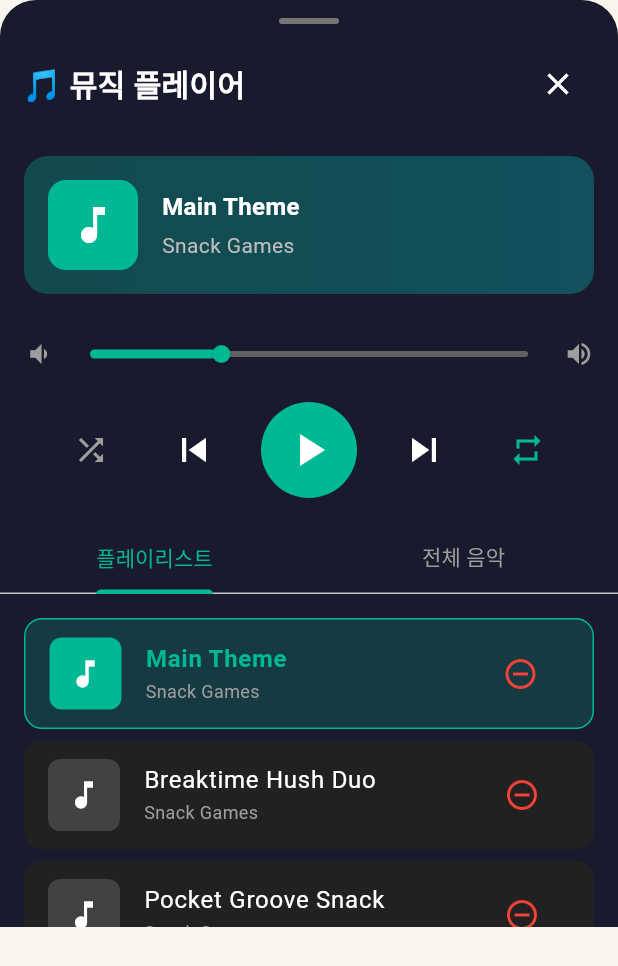
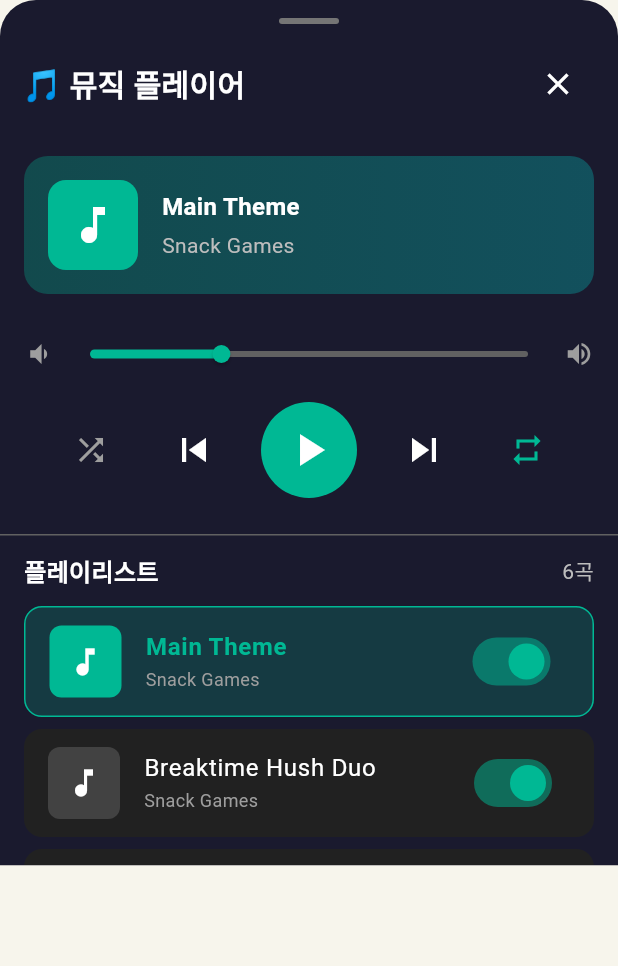
Before and after one commit to khy1121/snackGames, a Flutter app: the MusicPlayerPopup widget shown alone on an empty page, opened directly, on a phone screen of 412 x 824 dp. Shown: the top 966 px of the screen. Run offline on Flutter 3.47's test engine with Material 3 defaults, Android fonts, the phone set to English and light mode, and no system bars; our stand-ins replace audioplayers, shared_preferences, vibration; missing offline and left inert: dart:html, dart:js; accounts and stored records are empty; Roboto replaces fonts that are missing (Pretendard).

Commit message:
fix: 음악 플레이어 UI 개선 및 재생 문제 수정 (v2.5.2)
- 플레이리스트 토글 스위치 방식으로 변경
- WebAudioService 단순화 (isMusicEnabled 체크 제거)
- 디버그 로그 추가
- 탭 UI 제거하고 단일 리스트로 변경

```diff
--- a/lib/services/web_audio_stub.dart
+++ b/lib/services/web_audio_stub.dart
@@ -5,17 +5,14 @@ class WebAudioService {
   WebAudioService._internal();
 
   Future<void> initialize() async {}
-  Future<void> onUserInteraction() async {}
   Future<void> changeTrack(String fileName) async {}
   Future<void> play() async {}
   Future<void> pause() async {}
   Future<void> resume() async {}
   Future<void> stop() async {}
-  Future<void> toggleMusic() async {}
   Future<void> setVolume(double volume) async {}
   void setOnTrackEnded(void Function() callback) {}
   void setLoopMode(bool loop) {}
-  bool get isMusicEnabled => false;
   double get volume => 0.3;
   bool get isPlaying => false;
   String get currentTrackPath => '';
--- a/lib/widgets/music_player_popup.dart
+++ b/lib/widgets/music_player_popup.dart
@@ -1,7 +1,7 @@
 import 'package:flutter/material.dart';
 import '../services/music_player_service.dart';
 
-/// 멜론/플로 스타일 음악 플레이어 팝업
+/// 심플한 음악 플레이어 팝업 (토글 스위치 방식)
 class MusicPlayerPopup extends StatefulWidget {
   const MusicPlayerPopup({super.key});
 
@@ -9,20 +9,17 @@ class MusicPlayerPopup extends StatefulWidget {
   State<MusicPlayerPopup> createState() => _MusicPlayerPopupState();
 }
 
-class _MusicPlayerPopupState extends State<MusicPlayerPopup> with SingleTickerProviderStateMixin {
-  late TabController _tabController;
+class _MusicPlayerPopupState extends State<MusicPlayerPopup> {
   final MusicPlayerService _playerService = MusicPlayerService();
 
   @override
   void initState() {
     super.initState();
-    _tabController = TabController(length: 2, vsync: this);
     _playerService.addListener(_onPlayerChanged);
   }
 
   @override
   void dispose() {
-    _tabController.dispose();
     _playerService.removeListener(_onPlayerChanged);
     super.dispose();
   }
@@ -34,7 +31,7 @@ class _MusicPlayerPopupState extends State<MusicPlayerPopup> with SingleTickerPr
   @override
   Widget build(BuildContext context) {
     return Container(
-      height: MediaQuery.of(context).size.height * 0.75,
+      height: MediaQuery.of(context).size.height * 0.7,
       decoration: const BoxDecoration(
         color: Color(0xFF1A1A2E),
         borderRadius: BorderRadius.vertical(top: Radius.circular(24)),
@@ -80,28 +77,52 @@ class _MusicPlayerPopupState extends State<MusicPlayerPopup> with SingleTickerPr
           // 플레이어 컨트롤
           _buildPlayerControls(),
 
-          const SizedBox(height: 8),
+          const SizedBox(height: 16),
 
-          // 탭 바
-          TabBar(
-            controller: _tabController,
-            indicatorColor: const Color(0xFF00B894),
-            labelColor: const Color(0xFF00B894),
-            unselectedLabelColor: Colors.grey,
-            tabs: const [
-              Tab(text: '플레이리스트'),
-              Tab(text: '전체 음악'),
-            ],
+          // 구분선
+          Divider(color: Colors.grey[700], height: 1),
+
+          // 플레이리스트 헤더
+          Padding(
+            padding: const EdgeInsets.symmetric(horizontal: 16, vertical: 12),
+            child: Row(
+              mainAxisAlignment: MainAxisAlignment.spaceBetween,
+              children: [
+                const Text(
+                  '플레이리스트',
+                  style: TextStyle(
+                    color: Colors.white,
+                    fontSize: 16,
+                    fontWeight: FontWeight.bold,
+                  ),
+                ),
+                Text(
+                  '${_playerService.playlist.length}곡',
+                  style: TextStyle(
+                    color: Colors.grey[400],
+                    fontSize: 14,
+                  ),
+                ),
+              ],
+            ),
           ),
 
-          // 탭 내용
+          // 트랙 리스트 (토글 스위치 방식)
           Expanded(
-            child: TabBarView(
-              controller: _tabController,
-              children: [
-                _buildPlaylistTab(),
-                _buildAllTracksTab(),
-              ],
+            child: ListView.builder(
+              padding: const EdgeInsets.symmetric(horizontal: 16),
+              itemCount: MusicPlayerService.availableTracks.length,
+              itemBuilder: (context, index) {
+                final track = MusicPlayerService.availableTracks[index];
+                final isInPlaylist = _playerService.isInPlaylist(track);
+                final isCurrentTrack = _playerService.currentTrack?.id == track.id;
+
+                return _buildTrackTile(
+                  track: track,
+                  isInPlaylist: isInPlaylist,
+                  isCurrentTrack: isCurrentTrack,
+                );
+              },
             ),
           ),
         ],
@@ -288,103 +309,12 @@ class _MusicPlayerPopupState extends State<MusicPlayerPopup> with SingleTickerPr
     }
   }
 
-  Widget _buildPlaylistTab() {
-    final playlist = _playerService.playlist;
-
-    if (playlist.isEmpty) {
-      return Center(
-        child: Column(
-          mainAxisAlignment: MainAxisAlignment.center,
-          children: [
-            Icon(Icons.queue_music, size: 64, color: Colors.grey[600]),
-            const SizedBox(height: 16),
-            Text(
-              '플레이리스트가 비어있습니다',
-              style: TextStyle(color: Colors.grey[400], fontSize: 16),
-            ),
-            const SizedBox(height: 8),
-            Text(
-              '전체 음악 탭에서 곡을 추가해보세요',
-              style: TextStyle(color: Colors.grey[600], fontSize: 14),
-            ),
-          ],
-        ),
-      );
-    }
-
-    return ReorderableListView.builder(
-      padding: const EdgeInsets.all(16),
-      itemCount: playlist.length,
-      onReorder: (oldIndex, newIndex) {
-        setState(() {
-          if (newIndex > oldIndex) newIndex--;
-          final item = _playerService.playlist.removeAt(oldIndex);
-          _playerService.playlist.insert(newIndex, item);
-        });
-      },
-      itemBuilder: (context, index) {
-        final track = playlist[index];
-        final isCurrentTrack = _playerService.currentIndex == index;
-
-        return _buildTrackTile(
-          key: ValueKey(track.id),
-          track: track,
-          isCurrentTrack: isCurrentTrack,
-          trailing: IconButton(
-            icon: const Icon(Icons.remove_circle_outline, color: Colors.red),
-            onPressed: () => _playerService.removeFromPlaylist(track),
-          ),
-          onTap: () => _playerService.playTrack(track),
-        );
-      },
-    );
-  }
-
-  Widget _buildAllTracksTab() {
-    return ListView.builder(
-      padding: const EdgeInsets.all(16),
-      itemCount: MusicPlayerService.availableTracks.length,
-      itemBuilder: (context, index) {
-        final track = MusicPlayerService.availableTracks[index];
-        final isInPlaylist = _playerService.isInPlaylist(track);
-
-        return _buildTrackTile(
-          key: ValueKey('all_${track.id}'),
-          track: track,
-          isCurrentTrack: _playerService.currentTrack?.id == track.id,
-          trailing: IconButton(
-            icon: Icon(
-              isInPlaylist ? Icons.check_circle : Icons.add_circle_outline,
-              color: isInPlaylist ? const Color(0xFF00B894) : Colors.grey,
-            ),
-            onPressed: () {
-              if (isInPlaylist) {
-                _playerService.removeFromPlaylist(track);
-              } else {
-                _playerService.addToPlaylist(track);
-              }
-            },
-          ),
-          onTap: () {
-            if (!isInPlaylist) {
-              _playerService.addToPlaylist(track);
-            }
-            _playerService.playTrack(track);
-          },
-        );
-      },
-    );
-  }
-
   Widget _buildTrackTile({
-    required Key key,
     required MusicTrack track,
+    required bool isInPlaylist,
     required bool isCurrentTrack,
-    required Widget trailing,
-    required VoidCallback onTap,
   }) {
     return Container(
-      key: key,
       margin: const EdgeInsets.only(bottom: 8),
       decoration: BoxDecoration(
         color: isCurrentTrack
@@ -396,7 +326,16 @@ class _MusicPlayerPopupState extends State<MusicPlayerPopup> with SingleTickerPr
             : null,
       ),
       child: ListTile(
-        onTap: onTap,
+        onTap: () {
+          // 트랙 클릭 시 재생
+          if (isInPlaylist) {
+            _playerService.playTrack(track);
+          } else {
+            // 플레이리스트에 없으면 추가 후 재생
+            _playerService.addToPlaylist(track);
+            _playerService.playTrack(track);
+          }
+        },
         leading: Container(
           width: 48,
           height: 48,
@@ -426,7 +365,21 @@ class _MusicPlayerPopupState extends State<MusicPlayerPopup> with SingleTickerPr
           track.artist,
           style: TextStyle(color: Colors.grey[500], fontSize: 12),
         ),
-        trailing: trailing,
+        // 온/오프 토글 스위치
+        trailing: Switch(
+          value: isInPlaylist,
+          onChanged: (value) {
+            if (value) {
+              _playerService.addToPlaylist(track);
+            } else {
+              _playerService.removeFromPlaylist(track);
+            }
+          },
+          activeColor: const Color(0xFF00B894),
+          activeTrackColor: const Color(0xFF00B894).withValues(alpha: 0.5),
+          inactiveThumbColor: Colors.grey[600],
+          inactiveTrackColor: Colors.grey[800],
+        ),
       ),
     );
   }
```
Also changed, not shown: lib/services/music_player_service.dart (+23 -4 lines), lib/services/web_audio_service.dart (+49 -52 lines), 5 other files.
